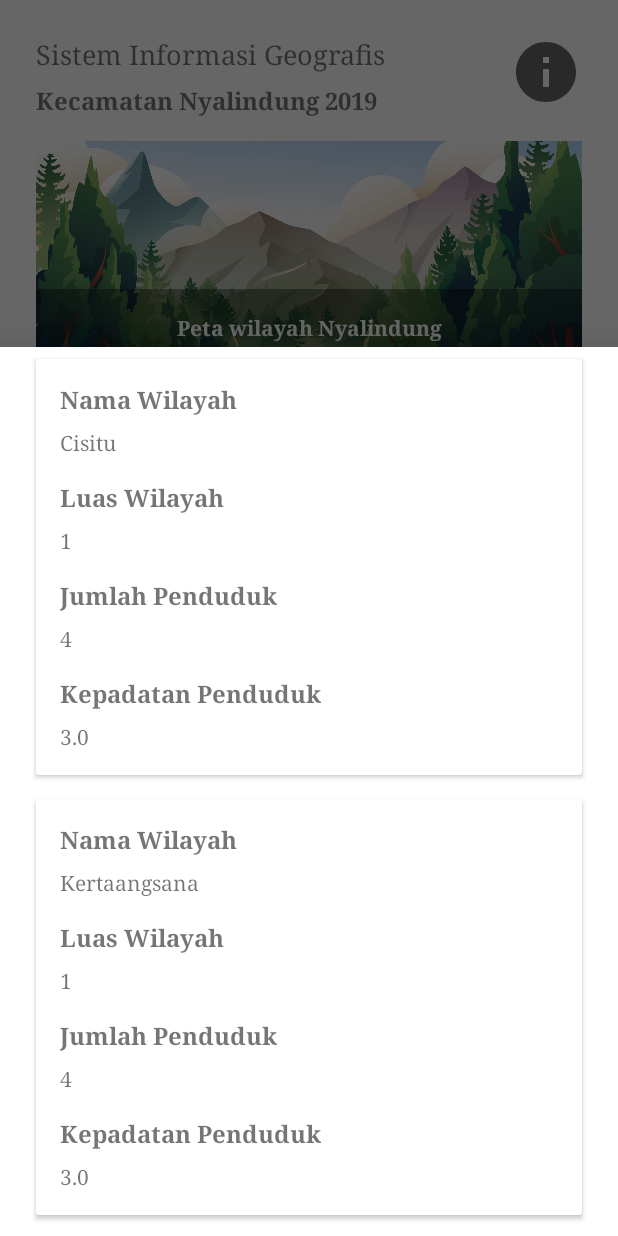
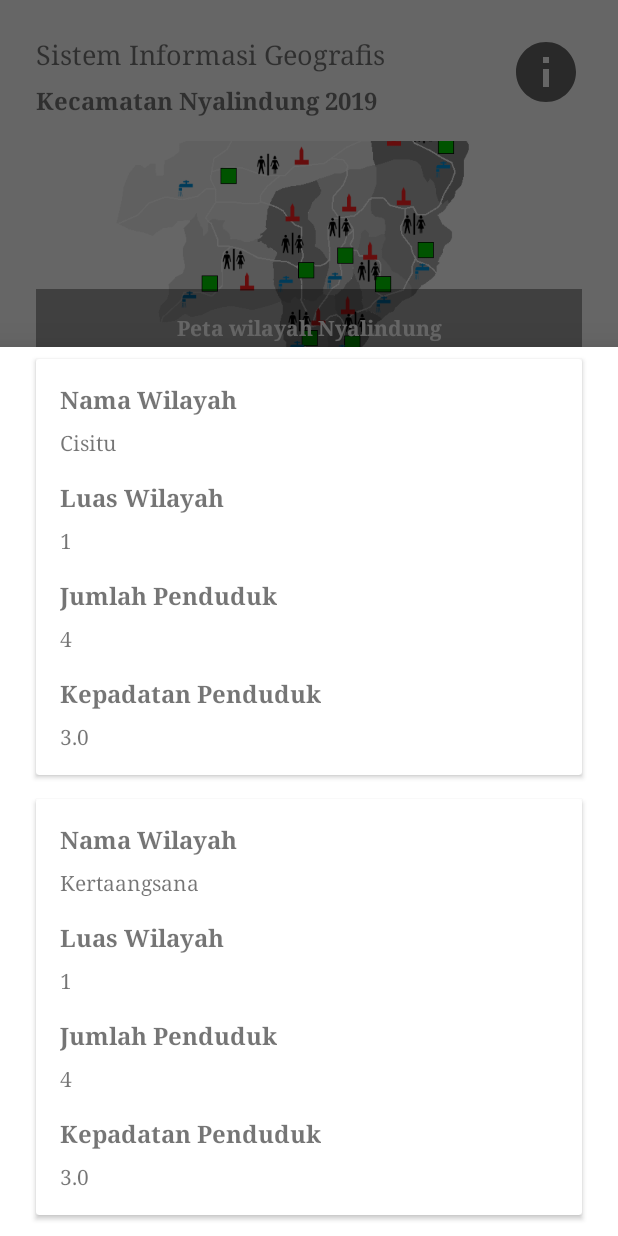
Before and after one commit to ramdhanjr11/Nyalindung-Aplication, an Android app: the screen it shows after launch (HomeActivity), after a tap on "Penduduk dan Wilayah", on a phone screen of 412 x 824 dp. Run offline under Robolectric (Android 15) with nearby library versions, the phone set to English and light mode, and no system bars; our stand-ins replace Dagger/Hilt's generated code, Room's generated code.

Commit message:
insert image

```diff
--- a/app/src/main/res/layout/activity_home.xml
+++ b/app/src/main/res/layout/activity_home.xml
@@ -69,7 +69,7 @@
                 android:layout_alignParentEnd="true"
                 android:layout_alignParentBottom="true"
                 android:scaleType="centerCrop"
-                android:src="@drawable/asset4" />
+                android:src="@drawable/peta_wilayah" />
 
             <TextView
                 android:layout_width="match_parent"
@@ -104,7 +104,7 @@
                 android:layout_alignParentEnd="true"
                 android:layout_alignParentBottom="true"
                 android:scaleType="centerCrop"
-                android:src="@drawable/asset3" />
+                android:src="@drawable/peta_prisma" />
 
             <TextView
                 android:layout_width="match_parent"
--- a/app/src/main/res/layout/fragment_wilayah.xml
+++ b/app/src/main/res/layout/fragment_wilayah.xml
@@ -30,7 +30,7 @@
         <RelativeLayout
             android:id="@+id/rl_peta_nyalindung"
             android:layout_width="match_parent"
-            android:layout_height="150dp"
+            android:layout_height="300dp"
             android:layout_marginStart="24dp"
             android:layout_marginTop="16dp"
             android:layout_marginEnd="24dp"
@@ -47,19 +47,7 @@
                 android:layout_alignParentEnd="true"
                 android:layout_alignParentBottom="true"
                 android:scaleType="centerCrop"
-                android:src="@drawable/asset4" />
-
-            <TextView
-                android:layout_width="match_parent"
-                android:layout_height="wrap_content"
-                android:layout_alignParentBottom="true"
-                android:background="#5E000000"
-                android:fontFamily="serif"
-                android:padding="16dp"
-                android:text="Peta wilayah Nyalindung"
-                android:textAlignment="center"
-                android:textColor="@color/white"
-                android:textStyle="bold" />
+                android:src="@drawable/wilayah_graph" />
         </RelativeLayout>
 
         <androidx.recyclerview.widget.RecyclerView
```
Also changed, not shown: app/src/main/res/layout/fragment_jenis_kelamin.xml (+2 -14 lines), app/src/main/res/layout/fragment_kelahiran.xml (+2 -14 lines), app/src/main/res/layout/fragment_lahan_desa.xml (+2 -14 lines), app/src/main/res/layout/fragment_sumber_air.xml (+2 -14 lines), app/src/main/res/drawable/jk_graph.png (added), app/src/main/res/drawable/kk_graph.png (added), app/src/main/res/drawable/ld_graph.png (added), app/src/main/res/drawable/peta_prisma.png (added), app/src/main/res/drawable/peta_wilayah.png (added), app/src/main/res/drawable/psa_graph.png (added), app/src/main/res/drawable/wilayah_graph.png (added).
